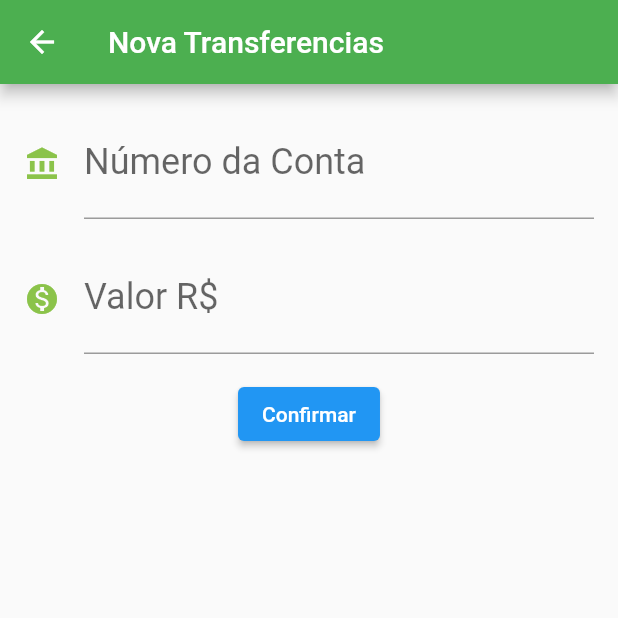
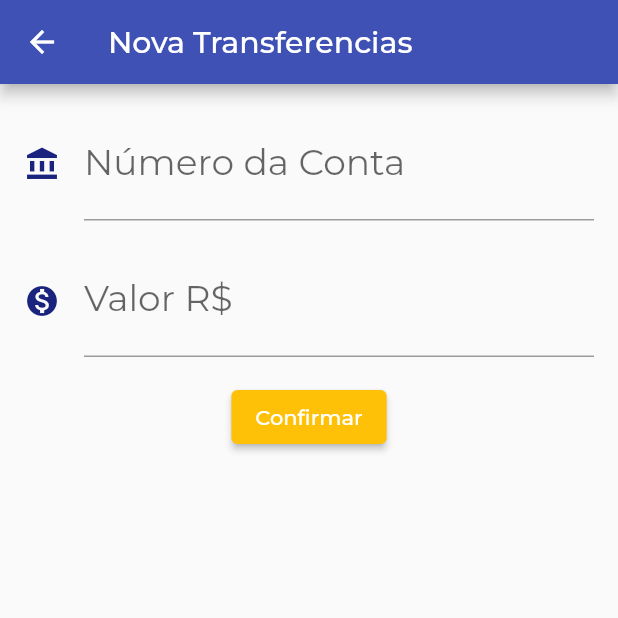
Before and after one commit to Jacksonsilvalopes/bank_flutter, a Flutter app: the screen it shows after launch, after a tap on the "add" icon, on a phone screen of 412 x 824 dp, the top half of it. Run offline on Flutter 3.47's test engine with Material 2 defaults, Android fonts, the phone set to English and light mode, and no system bars; our stand-ins replace google_fonts; missing offline and left inert: animated_snack_bar.

Commit message:
Customização e refatoraçã da estrutura do projeto

```diff
--- /dev/null
+++ b/lib/components/editor.dart
@@ -0,0 +1,35 @@
+import 'package:flutter/material.dart';
+
+class ImputForms extends StatelessWidget {
+  final TextEditingController? imputado;
+  final String? rotulo;
+  final String? modelo;
+  final IconData? icone;
+  final int? keybords;
+
+  const ImputForms({super.key,
+    this.imputado,
+    this.rotulo,
+    this.modelo,
+    this.icone,
+    this.keybords,
+
+  });
+
+  @override
+  Widget build(BuildContext context) {
+    return Padding(
+      padding: const EdgeInsets.all(8.0),
+      child: TextFormField(
+        controller: imputado,
+        style: const TextStyle(fontSize: 24.0),
+        keyboardType: keybords == 1?TextInputType.number : TextInputType.text,
+        decoration: InputDecoration(
+          icon: Icon(icone, color: Colors.indigo[900]),
+          labelText: rotulo,
+          hintText: modelo,
+        ),
+      ),
+    );
+  }
+}
--- a/lib/main.dart
+++ b/lib/main.dart
@@ -1,5 +1,8 @@
 import 'package:flutter/material.dart';
-import 'package:animated_snack_bar/animated_snack_bar.dart';
+
+import 'package:google_fonts/google_fonts.dart';
+
+import 'screens/transferencia/lista.dart';
 
 void main() {
   runApp(const ByteBankApp());
@@ -12,165 +15,17 @@ class ByteBankApp extends StatelessWidget {
   Widget build(BuildContext context) {
     return MaterialApp(
       debugShowCheckedModeBanner: false,
+    theme: ThemeData(
+      colorScheme: ColorScheme.fromSwatch(
+        primarySwatch: Colors.indigo,
+        accentColor: Colors.amber,
+      ),
+    textTheme: GoogleFonts.montserratTextTheme(
+
+    ),
+
+    ),
       home: ListaTransferencia(),
     );
   }
 }
-
-class ListaTransferencia extends StatelessWidget {
-  const ListaTransferencia({Key? key}) : super(key: key);
-
-  @override
-  Widget build(BuildContext context) {
-    return Scaffold(
-      appBar: AppBar(
-        title: const Text(
-          "Transferencias",
-        ),
-        backgroundColor: Colors.green,
-      ),
-      body: Column(
-        children: <Widget>[
-          ItemTransferencia(Transferencia(100.0, '5874-22')),
-        ],
-      ),
-      floatingActionButton: FloatingActionButton(
-        onPressed: () {
-         final Future future = Navigator.push(context,MaterialPageRoute(builder: (context){
-            return FormularioTrasferencia();
-          }));
-
-         future.then((transferenciaRecebida) => debugPrint('$transferenciaRecebida'));
-        },
-        backgroundColor: Colors.green,
-        child: const Icon(Icons.add),
-      ),
-    );
-  }
-}
-
-class ItemTransferencia extends StatelessWidget {
-  final Transferencia _transferencia;
-
-  const ItemTransferencia(this._transferencia, {super.key});
-
-  @override
-  Widget build(BuildContext context) {
-    return Card(
-        child: ListTile(
-      leading: const Icon(Icons.monetization_on),
-      title: Text(_transferencia.valor.toString()),
-      subtitle: Text(
-        _transferencia.n_conta.toString(),
-      ),
-    ));
-  }
-}
-
-class Transferencia {
-  final double valor;
-  // ignore: non_constant_identifier_names
-  final String n_conta;
-
-  Transferencia(this.valor, this.n_conta);
-
-  @override
-  String toString() {
-    return 'Transferencia{valor: $valor, n_conta: $n_conta}';
-  }
-}
-
-class FormularioTrasferencia extends StatelessWidget {
-  FormularioTrasferencia({Key? key}) : super(key: key);
-
-  final TextEditingController _contaController = TextEditingController();
-  final TextEditingController _valorController = TextEditingController();
-
-  @override
-  Widget build(BuildContext context) {
-    return Scaffold(
-      appBar: AppBar(
-        title: const Text(
-          "Nova Transferencias",
-        ),
-        backgroundColor: Colors.green,
-      ),
-      body: Padding(
-        padding: const EdgeInsets.all(8.0),
-        child: Column(
-          children: [
-            ImputForms(
-              imputado: _contaController,
-              rotulo: 'Número da Conta',
-              modelo: "0000-00",
-              icone: Icons.account_balance,
-            ),
-            ImputForms(
-              imputado: _valorController,
-              rotulo: 'Valor R\$',
-              modelo: "1000.0",
-              icone: Icons.monetization_on,
-            ),
-
-            Padding(
-              padding: const EdgeInsets.all(8.0),
-              child: ElevatedButton(
-                onPressed: () {
-                  try {
-
-                    final trans = Transferencia(
-                        double.parse(_valorController.text),
-                        _contaController.text);
-
-                    //enviando dados recebidos
-                    Navigator.pop(context, trans);
-
-                    AnimatedSnackBar.material(
-                      'Transferencia Realizada',
-                      type: AnimatedSnackBarType.success,
-                      mobileSnackBarPosition: MobileSnackBarPosition.bottom,
-                      desktopSnackBarPosition: DesktopSnackBarPosition.topRight,
-                      duration: const Duration(milliseconds: 100),
-                    ).show(context);
-                  } catch (e) { }
-                },
-                child: const Text("Confirmar"),
-              ),
-            )
-          ],
-        ),
-      ),
-    );
-  }
-}
-
-class ImputForms extends StatelessWidget {
-  final TextEditingController? imputado;
-  final String? rotulo;
-  final String? modelo;
-  final IconData? icone;
-
-  const ImputForms({
-    this.imputado,
-    this.rotulo,
-    this.modelo,
-    this.icone,
-  });
-
-  @override
-  Widget build(BuildContext context) {
-    return Padding(
-      padding: const EdgeInsets.all(8.0),
-      child: TextFormField(
-        controller: imputado,
-        style: TextStyle(fontSize: 24.0),
-        keyboardType: TextInputType.number,
-        decoration: InputDecoration(
-          icon: Icon(icone, color: Colors.lightGreen),
-          labelText: rotulo,
-          hintText: modelo,
-        ),
-      ),
-    );
-  }
-}
--- /dev/null
+++ b/lib/models/transferencia.dart
@@ -0,0 +1,13 @@
+
+class Transferencia {
+  final double valor;
+  // ignore: non_constant_identifier_names
+  final String n_conta;
+
+  Transferencia(this.valor, this.n_conta);
+
+  @override
+  String toString() {
+    return 'Transferencia{valor: $valor, n_conta: $n_conta}';
+  }
+}
--- /dev/null
+++ b/lib/screens/transferencia/formulario.dart
@@ -0,0 +1,85 @@
+import 'package:bank/components/editor.dart';
+import 'package:bank/models/transferencia.dart';
+import 'package:flutter/material.dart';
+import 'package:animated_snack_bar/animated_snack_bar.dart';
+
+const _tituloAppBar = "Nova Transferencias";
+const _rotuloCampoValor = 'Valor R\$';
+const _dicaCampoValor = "1000.0";
+const _rotuloCampoNumeroConta = 'Número da Conta';
+const _dicaCamponumeroConta = "0000-00";
+const _textoBotao =  "Confirmar";
+const _sucess = 'Transferencia Realizada';
+
+class FormularioTrasferencia extends StatelessWidget {
+  FormularioTrasferencia({Key? key}) : super(key: key);
+
+  final TextEditingController _contaController = TextEditingController();
+  final TextEditingController _valorController = TextEditingController();
+
+  @override
+  Widget build(BuildContext context) {
+    return Scaffold(
+      appBar: AppBar(
+        title: const Text(
+          _tituloAppBar,
+        ),
+        // backgroundColor: Colors.green,
+      ),
+      body: SingleChildScrollView(
+        child: Padding(
+          padding: const EdgeInsets.all(8.0),
+          child: Column(
+            children: [
+              ImputForms(
+                imputado: _contaController,
+                rotulo: _rotuloCampoNumeroConta,
+                modelo: _dicaCamponumeroConta,
+                icone: Icons.account_balance,
+                keybords: 2,
+              ),
+              ImputForms(
+                imputado: _valorController,
+                rotulo: _rotuloCampoValor,
+                modelo: _dicaCampoValor,
+                icone: Icons.monetization_on,
+                keybords: 1,
+              ),
+
+
+              Padding(
+                padding: const EdgeInsets.all(8.0),
+                child: ElevatedButton(
+                  style: const ButtonStyle(
+                    backgroundColor: MaterialStatePropertyAll(Colors.amber),
+                  ),
+                  onPressed: () {
+                    try {
+                      final trans = Transferencia(
+                          double.parse(_valorController.text),
+                          _contaController.text);
+
+                      //enviando dados recebidos
+                      Navigator.pop(context, trans);
+
+                      AnimatedSnackBar.material(
+                        _sucess ,
+                        type: AnimatedSnackBarType.success,
+                        mobileSnackBarPosition: MobileSnackBarPosition.bottom,
+                        desktopSnackBarPosition: DesktopSnackBarPosition.topRight,
+                        duration: const Duration(milliseconds: 100),
+                      ).show(context);
+                    // ignore: empty_catches
+                    } catch (e) { }
+
+                  },
+                  child: const Text(_textoBotao),
+                ),
+              )
+            ],
+          ),
+        ),
+      ),
+    );
+  }
+}
--- /dev/null
+++ b/lib/screens/transferencia/lista.dart
@@ -0,0 +1,66 @@
+import 'package:bank/models/transferencia.dart';
+import 'package:bank/screens/transferencia/formulario.dart';
+import 'package:flutter/material.dart';
+
+class ListaTransferencia extends StatefulWidget {
+  final List<Transferencia> _transferencia = [];
+
+  ListaTransferencia({super.key});
+  @override
+  State<ListaTransferencia> createState() => ListaTransferenciaState();
+}
+
+class ListaTransferenciaState extends State<ListaTransferencia> {
+  @override
+  Widget build(BuildContext context) {
+    return Scaffold(
+      appBar: AppBar(
+        title: const Text(
+          "Transferencias",
+        ),
+        //  backgroundColor: Colors.green,
+      ),
+      body: ListView.builder(
+        itemCount: widget._transferencia.length,
+        itemBuilder: (context, indice) {
+          final trasferenciaOne = widget._transferencia[indice];
+          return ItemTransferencia(trasferenciaOne);
+        },
+      ),
+      floatingActionButton: FloatingActionButton(
+        onPressed: () {
+          final Future future =
+              Navigator.push(context, MaterialPageRoute(builder: (context) {
+            return FormularioTrasferencia();
+          }));
+
+          future.then((transferenciaRecebida) {
+            setState(() {
+              widget._transferencia.add(transferenciaRecebida);
+            });
+          });
+        },
+        //  backgroundColor: Colors.green,
+        child: const Icon(Icons.add),
+      ),
+    );
+  }
+}
+
+class ItemTransferencia extends StatelessWidget {
+  final Transferencia _transferencia;
+
+  const ItemTransferencia(this._transferencia, {super.key});
+
+  @override
+  Widget build(BuildContext context) {
+    return Card(
+        child: ListTile(
+      leading: const Icon(Icons.monetization_on),
+      title: Text('Valor: ${_transferencia.valor.toString()}'),
+      subtitle: Text(
+        'Conta: ${_transferencia.n_conta.toString()}',
+      ),
+    ));
+  }
+}
--- a/pubspec.yaml
+++ b/pubspec.yaml
@@ -37,6 +37,7 @@ dependencies:
   # Use with the CupertinoIcons class for iOS style icons.
   cupertino_icons: ^1.0.2
   animated_snack_bar: ^0.3.0
+  google_fonts: ^3.0.1
 
 dev_dependencies:
   flutter_test:
```
Also changed, not shown: pubspec.lock, 1 other file.
